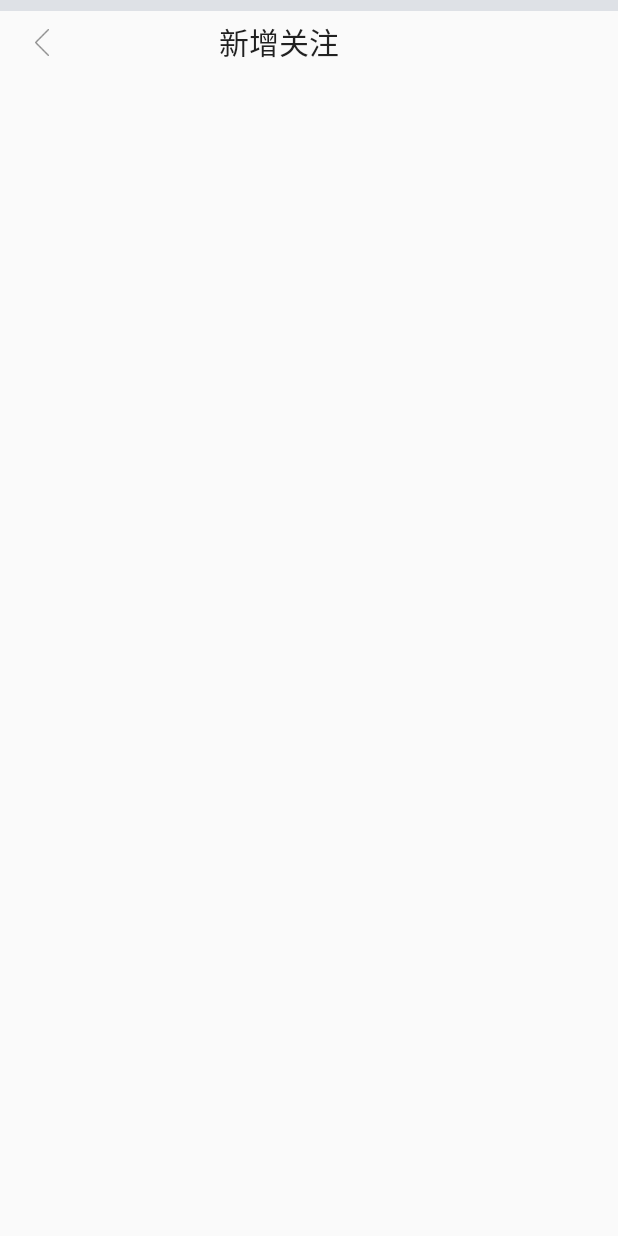
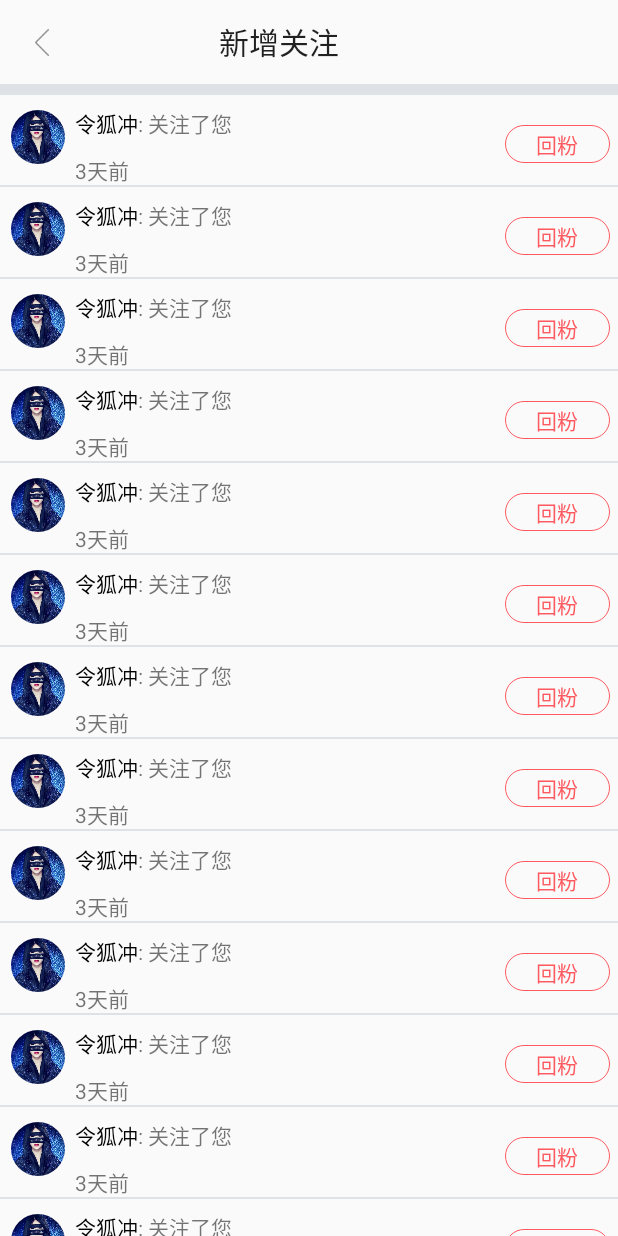
Before and after one commit to wenwudeng/MyWork, an Android app: the MsgAddNewConcernActivity screen opened directly, with no data from a screen before it, on a phone screen of 412 x 824 dp. Run offline under Robolectric (Android 15) with nearby library versions, the phone set to English and light mode, and no system bars; our stand-ins replace CircleImageView.

Commit message:
完成新增关注、收藏和赞功能列表显示界面

```diff
--- a/app/src/main/java/com/wenwu/pm/message/activity/MsgAddNewConcernActivity.java
+++ b/app/src/main/java/com/wenwu/pm/message/activity/MsgAddNewConcernActivity.java
@@ -1,17 +1,72 @@
 package com.wenwu.pm.message.activity;
 
 import androidx.appcompat.app.AppCompatActivity;
+import androidx.recyclerview.widget.LinearLayoutManager;
+import androidx.recyclerview.widget.RecyclerView;
+import androidx.swiperefreshlayout.widget.SwipeRefreshLayout;
 
 import android.os.Bundle;
+import android.os.Handler;
+import android.view.View;
+import android.widget.Button;
+import android.widget.Toast;
 
 import com.wenwu.pm.R;
+import com.wenwu.pm.message.adapter.MsgANConcernRecyclerAdapter;
+import com.wenwu.pm.message.adapter.MsgCollectRecyclerAdapter;
+import com.wenwu.pm.message.bean.MsgAddNewConcern;
+
+import java.util.ArrayList;
+import java.util.List;
 
 public class MsgAddNewConcernActivity extends AppCompatActivity {
+    private List<MsgAddNewConcern> list = new ArrayList<>();
+    private RecyclerView recyclerView;
+    private SwipeRefreshLayout refreshLayout;
+    private Button btn_follow;
 
     @Override
     protected void onCreate(Bundle savedInstanceState) {
 
         super.onCreate(savedInstanceState);
         setContentView(R.layout.msg_add_new_concern);
+
+        init();
+        recyclerView = findViewById(R.id.recycler_view_msg_concern);
+        LinearLayoutManager manager = new LinearLayoutManager(this);
+        recyclerView.setLayoutManager(manager);
+        MsgANConcernRecyclerAdapter adapter = new MsgANConcernRecyclerAdapter(list);
+        recyclerView.setAdapter(adapter);
+
+        refreshLayout = findViewById(R.id.swipe_refresh_msg_concern);
+        refreshLayout.setOnRefreshListener(new SwipeRefreshLayout.OnRefreshListener() {
+            @Override
+            public void onRefresh() {
+                new Handler().postDelayed(new Runnable() {
+                    @Override
+                    public void run() {
+                        refreshLayout.setRefreshing(false);
+                        Toast.makeText(getBaseContext(),"刷新完成", Toast.LENGTH_SHORT).show();
+                    }
+                }, 200);
+            }
+        });
+
+       /* btn_follow = findViewById(R.id.msg_concern_follow);
+
+        btn_follow.setOnClickListener(new View.OnClickListener() {
+            @Override
+            public void onClick(View v) {
+                btn_follow.setText("相互关注");
+            }
+        });*/
+
+    }
+
+    private void init() {
+        for (int i = 0; i < 14; i++) {
+            MsgAddNewConcern concern = new MsgAddNewConcern(R.drawable.img, "令狐冲", "3天前");
+            list.add(concern);
+        }
     }
 }
--- /dev/null
+++ b/app/src/main/java/com/wenwu/pm/message/adapter/MsgANConcernRecyclerAdapter.java
@@ -0,0 +1,81 @@
+package com.wenwu.pm.message.adapter;
+
+import android.view.LayoutInflater;
+import android.view.View;
+import android.view.ViewGroup;
+import android.widget.Button;
+import android.widget.TextView;
+import android.widget.Toast;
+
+import androidx.annotation.NonNull;
+import androidx.recyclerview.widget.RecyclerView;
+
+import com.wenwu.pm.R;
+import com.wenwu.pm.message.bean.MsgAddNewConcern;
+
+import java.util.List;
+
+import de.hdodenhof.circleimageview.CircleImageView;
+
+/*
+ * @author:wenwudeng
+ * @date:12:58 AM 3/10/2020
+ * 新增关注Recycler列表适配器
+ */
+
+public class MsgANConcernRecyclerAdapter extends RecyclerView.Adapter<MsgANConcernRecyclerAdapter.ViewHolder> {
+    private List<MsgAddNewConcern> list;
+
+    static class ViewHolder extends RecyclerView.ViewHolder {
+        View aNConcernItemView;
+        CircleImageView photo;
+        TextView userId;
+        TextView time;
+
+
+        public ViewHolder(@NonNull View itemView) {
+            super(itemView);
+            aNConcernItemView = itemView;
+            photo = itemView.findViewById(R.id.msg_concern_user_photo);
+            userId = itemView.findViewById(R.id.msg_concern_user_id);
+            time = itemView.findViewById(R.id.msg_concern_user_time);
+        }
+    }
+
+    public MsgANConcernRecyclerAdapter(List<MsgAddNewConcern> list) {
+        this.list = list;
+    }
+
+    @NonNull
+    @Override
+    public ViewHolder onCreateViewHolder(@NonNull ViewGroup parent, int viewType) {
+        View view = LayoutInflater.from(parent.getContext()).inflate(R.layout.msg_add_new_concern_item, parent, false);
+        final ViewHolder holder = new ViewHolder(view);
+
+        holder.aNConcernItemView.setOnClickListener(new View.OnClickListener() {
+            @Override
+            public void onClick(View v) {
+                int position = holder.getAdapterPosition();
+                MsgAddNewConcern concern = list.get(position);
+                Toast.makeText(v.getContext(), "you click view" + concern.getUserId(),Toast.LENGTH_SHORT).show();
+            }
+        });
+
+        return holder;
+    }
+
+    @Override
+    public void onBindViewHolder(@NonNull ViewHolder holder, int position) {
+        MsgAddNewConcern concern = list.get(position);
+        holder.photo.setImageResource(concern.getUserImage());
+        holder.userId.setText(concern.getUserId());
+        holder.time.setText(concern.getUserTime());
+    }
+
+    @Override
+    public int getItemCount() {
+        return list.size();
+    }
+
+
+}
--- a/app/src/main/java/com/wenwu/pm/message/bean/MsgCollectPraise.java
+++ b/app/src/main/java/com/wenwu/pm/message/bean/MsgCollectPraise.java
@@ -3,6 +3,7 @@ package com.wenwu.pm.message.bean;
 /**
  * @author:wenwudeng
  * @date:11:18 PM 3/8/2020
+ * 赞和收藏item bean
  */
 public class MsgCollectPraise {
     private int userImage;
--- a/app/src/main/res/layout/msg_add_new_concern.xml
+++ b/app/src/main/res/layout/msg_add_new_concern.xml
@@ -1,9 +1,10 @@
 <?xml version="1.0" encoding="utf-8"?>
-<FrameLayout xmlns:android="http://schemas.android.com/apk/res/android"
+<LinearLayout xmlns:android="http://schemas.android.com/apk/res/android"
     xmlns:tools="http://schemas.android.com/tools"
     xmlns:app="http://schemas.android.com/apk/res-auto"
     android:layout_width="match_parent"
     android:layout_height="match_parent"
+    android:orientation="vertical"
     tools:context=".message.fragment.MsgAddConcernFragment">
 
     <androidx.appcompat.widget.Toolbar
@@ -18,11 +19,16 @@
         android:layout_height="7dp"
         android:background="@color/gray" />
 
-    <androidx.recyclerview.widget.RecyclerView
-        android:id="@+id/recycler_view_msg_concern"
+    <androidx.swiperefreshlayout.widget.SwipeRefreshLayout
+        android:id="@+id/swipe_refresh_msg_concern"
         android:layout_width="match_parent"
-        android:layout_height="wrap_content" />
+        android:layout_height="match_parent">
+
+        <androidx.recyclerview.widget.RecyclerView
+            android:id="@+id/recycler_view_msg_concern"
+            android:layout_width="match_parent"
+            android:layout_height="wrap_content" />
 
 
-
-</FrameLayout>
+    </androidx.swiperefreshlayout.widget.SwipeRefreshLayout>
+</LinearLayout>
--- a/app/src/main/res/layout/msg_add_new_concern_item.xml
+++ b/app/src/main/res/layout/msg_add_new_concern_item.xml
@@ -3,7 +3,7 @@
     xmlns:app="http://schemas.android.com/apk/res-auto"
     android:orientation="vertical"
     android:layout_width="match_parent"
-    android:layout_height="match_parent">
+    android:layout_height="wrap_content">
 
     <RelativeLayout
         android:layout_width="match_parent"
@@ -27,7 +27,7 @@
             android:layout_marginStart="50dp">
 
             <TextView
-                android:id="@+id/msg_collect_user_id"
+                android:id="@+id/msg_concern_user_id"
                 android:layout_width="wrap_content"
                 android:layout_height="match_parent"
                 android:textColor="#000"
@@ -40,7 +40,7 @@
         </LinearLayout>
 
         <TextView
-            android:id="@+id/msg_collect_user_time"
+            android:id="@+id/msg_concern_user_time"
             android:layout_width="wrap_content"
             android:layout_height="wrap_content"
             android:layout_marginStart="50dp"
--- a/app/src/main/res/layout/msg_collect_praise_item.xml
+++ b/app/src/main/res/layout/msg_collect_praise_item.xml
@@ -3,7 +3,7 @@
     xmlns:app="http://schemas.android.com/apk/res-auto"
     android:orientation="vertical"
     android:layout_width="match_parent"
-    android:layout_height="match_parent">
+    android:layout_height="wrap_content">
 
     <RelativeLayout
         android:layout_width="match_parent"
```
Also changed, not shown: app/src/main/java/com/wenwu/pm/message/activity/MsgCollectPraiseActivity.java (+41 -1 lines), app/src/main/java/com/wenwu/pm/message/adapter/MsgCollectRecyclerAdapter.java (added, +82 -0 lines), app/src/main/res/layout/msg_collect_praise.xml (+10 -4 lines), 1 other file.
